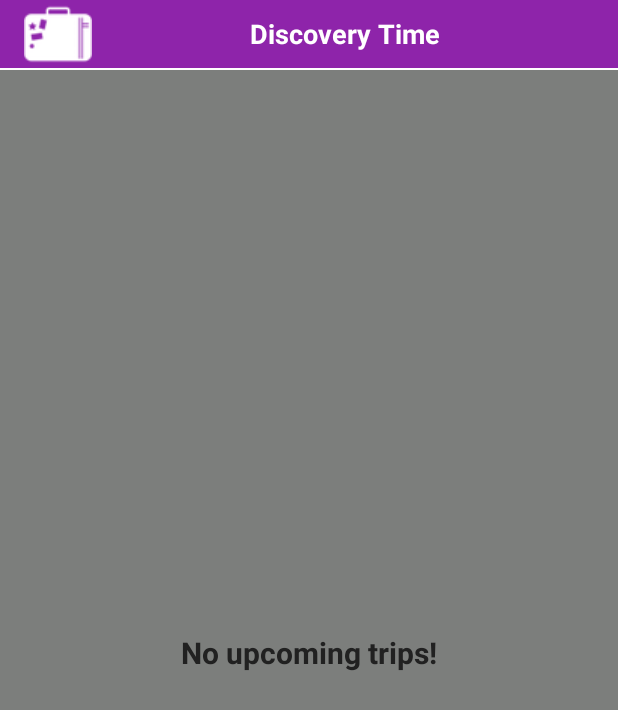
After one commit to nastjashevchenko/Capstone-Project, an Android app: the layout collection_widget_layout.xml on its own in the app's theme, with its tools: preview values and no code run, on a phone screen of 412 x 824 dp. The commit adds this screen. Shown: the top 710 px of the screen. Run offline under Robolectric (Android 15) with nearby library versions, the phone set to English and light mode, and no system bars.

Commit message:
Feat: Add collection widget to show upcoming trips

```diff
--- /dev/null
+++ b/DiscoveryTime/app/src/main/res/layout/collection_widget_layout.xml
@@ -0,0 +1,43 @@
+<?xml version="1.0" encoding="utf-8"?>
+
+<LinearLayout xmlns:android="http://schemas.android.com/apk/res/android"
+    android:layout_width="match_parent"
+    android:layout_height="match_parent"
+    android:background="#bb4F524F"
+    android:orientation="vertical" >
+
+    <TextView
+        android:layout_width="match_parent"
+        android:layout_height="wrap_content"
+        android:drawableStart="@drawable/widget_icon"
+        android:drawableLeft="@drawable/widget_icon"
+        android:drawablePadding="2dp"
+        android:paddingLeft="16dp"
+        android:paddingRight="16dp"
+        android:layout_gravity="center"
+        android:gravity="center"
+        android:text="@string/app_name"
+        android:textAppearance="?android:attr/textAppearanceMedium"
+        android:textColor="@color/text_light"
+        android:background="@color/primary_dark"
+        android:textStyle="bold" />
+
+    <TextView
+        android:layout_width="match_parent"
+        android:layout_height="1dp"
+        android:background="@color/white" />
+
+    <ListView
+        android:id="@+id/widget_collection_list"
+        android:layout_width="match_parent"
+        android:layout_height="wrap_content" />
+
+    <TextView
+        android:id="@android:id/empty"
+        android:layout_width="match_parent"
+        android:layout_height="match_parent"
+        android:gravity="center"
+        android:textStyle="bold"
+        android:text="@string/no_upcoming_trips"
+        android:textSize="20sp" />
+</LinearLayout>
--- a/DiscoveryTime/app/src/main/res/values/strings.xml
+++ b/DiscoveryTime/app/src/main/res/values/strings.xml
@@ -40,4 +40,5 @@
     <string name="no_trips">Let\'s start discover!</string>
     <string name="no_places">Let\'s add places to your trip!</string>
     <string name="logo_description">Discovery Time!</string>
+    <string name="no_upcoming_trips">No upcoming trips!</string>
 </resources>
```
Also changed, not shown: DiscoveryTime/app/src/main/AndroidManifest.xml (+20 -1 lines), DiscoveryTime/app/src/main/java/com/nanodegree/shevchenko/discoverytime/widget/CollectionWidgetDataProvider.java (added, +89 -0 lines), DiscoveryTime/app/src/main/java/com/nanodegree/shevchenko/discoverytime/widget/CollectionWidgetProvider.java (added, +37 -0 lines), DiscoveryTime/app/src/main/java/com/nanodegree/shevchenko/discoverytime/widget/CollectionWidgetService.java (added, +12 -0 lines), DiscoveryTime/app/src/main/res/layout/collection_widget_item.xml (added, +23 -0 lines), DiscoveryTime/app/src/main/res/xml/collection_widget.xml (added, +12 -0 lines), DiscoveryTime/app/src/main/res/drawable/widget_icon.png (added), DiscoveryTime/app/src/main/res/drawable/widget_preview.png (added).
